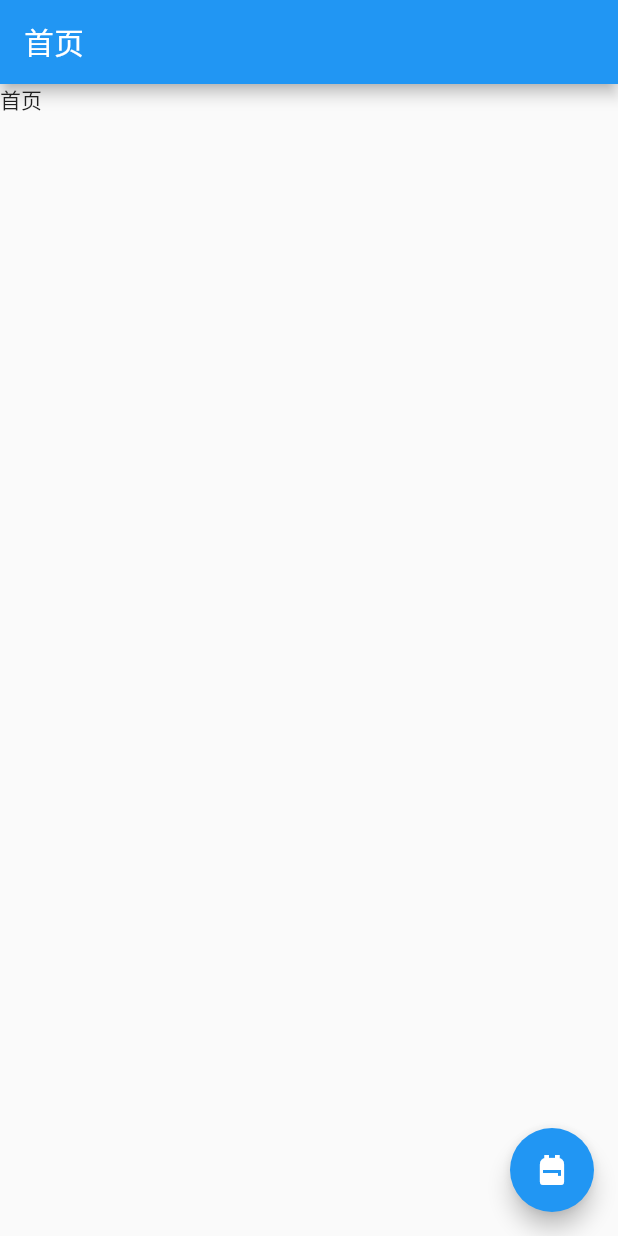
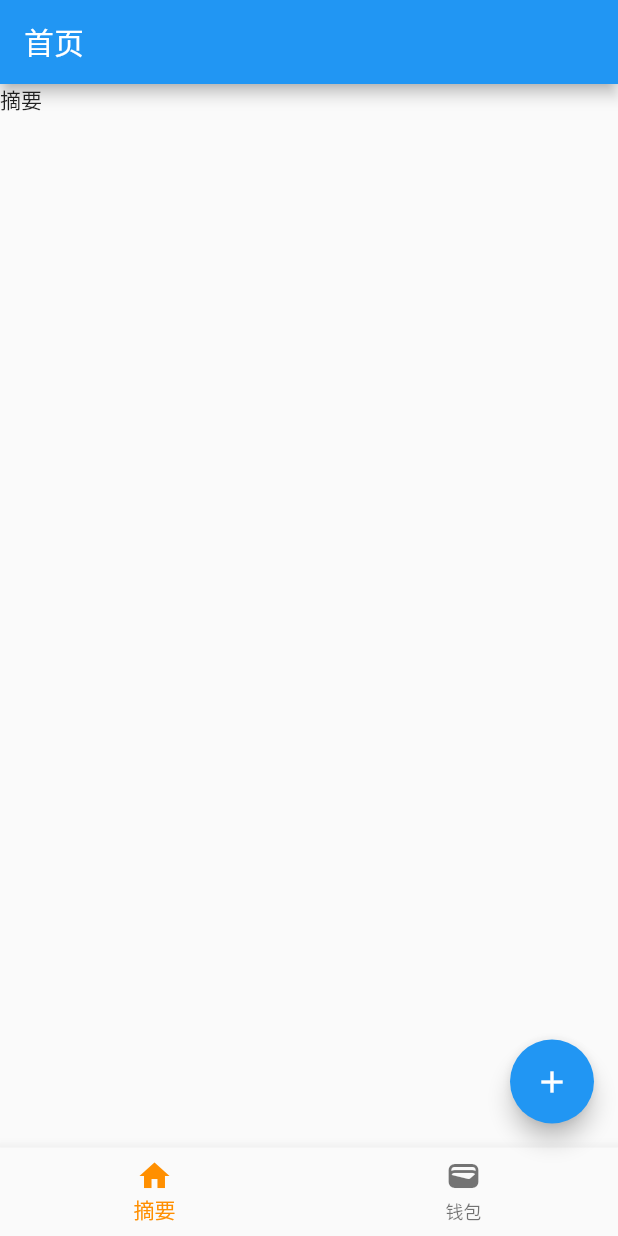
Before and after one commit to zhangrunhao/account_flutter, a Flutter app: the screen it shows after launch, on a phone screen of 412 x 824 dp. Run offline on Flutter 3.47's test engine with Material 2 defaults, Android fonts, the phone set to English and light mode, and no system bars.

Commit message:
feat: complte page

```diff
--- a/lib/main.dart
+++ b/lib/main.dart
@@ -16,7 +16,7 @@ class MyApp extends StatelessWidget {
       theme: ThemeData(
         primarySwatch: Colors.blue,
       ),
-      home: HomePage(),
+      home: const HomePage(),
     );
   }
 }
--- /dev/null
+++ b/lib/pages/home/brief_page.dart
@@ -0,0 +1,10 @@
+import 'package:flutter/material.dart';
+
+class BriefWidget extends StatelessWidget {
+  const BriefWidget({Key? key}) : super(key: key);
+
+  @override
+  Widget build(BuildContext context) {
+    return const Text("摘要");
+  }
+}
--- a/lib/pages/home/home_page.dart
+++ b/lib/pages/home/home_page.dart
@@ -1,17 +1,52 @@
+import 'package:account_flutter/pages/home/brief_page.dart';
+import 'package:account_flutter/pages/home/wallet_widget.dart';
 import 'package:account_flutter/router.dart';
 import 'package:flutter/material.dart';
 
-class HomePage extends StatelessWidget {
+class HomePage extends StatefulWidget {
+  const HomePage({Key? key}) : super(key: key);
+
+  @override
+  State<StatefulWidget> createState() {
+    return _HomePageState();
+  }
+}
+
+class _HomePageState extends State<HomePage> {
+  int _selectIndex = 0;
+  static const List<Widget> _pageWidget = <Widget>[BriefWidget(), WalletWidget()];
+
+  void _onItemTapped(int index) {
+    setState(() {
+      _selectIndex = index;
+    });
+  }
+
   @override
   Widget build(BuildContext context) {
     return Scaffold(
       appBar: AppBar(
         title: const Text("首页"),
       ),
-      body: const Text("首页"),
+      body: _pageWidget.elementAt(_selectIndex),
+      bottomNavigationBar: BottomNavigationBar(
+        items: const <BottomNavigationBarItem>[
+          BottomNavigationBarItem(
+            icon: Icon(Icons.home),
+            label: '摘要',
+          ),
+          BottomNavigationBarItem(
+            icon: Icon(Icons.wallet),
+            label: '钱包',
+          ),
+        ],
+        onTap: _onItemTapped,
+        currentIndex: _selectIndex,
+        selectedItemColor: Colors.amber[800],
+      ),
       floatingActionButton: FloatingActionButton(
-        onPressed: (() => MyRouter.push(context, "app://about")),
-        child: const Icon(Icons.backpack),
+        onPressed: (() => MyRouter.push(context, "app://trade")),
+        child: const Icon(Icons.add),
       ),
     );
   }
--- a/lib/router.dart
+++ b/lib/router.dart
@@ -1,17 +1,17 @@
-import 'package:account_flutter/pages/about/about_page.dart';
 import 'package:account_flutter/pages/home/home_page.dart';
+import 'package:account_flutter/pages/trade/trade_page.dart';
 import 'package:flutter/material.dart';
 
 class MyRouter {
   static const homePage = "app://";
-  static const aboutPage = "app://about";
+  static const tradePage = "app://trade";
 
   Widget _getPage(String url) {
     switch (url) {
       case homePage:
-        return HomePage();
-      case aboutPage:
-        return AboutPage();
+        return const HomePage();
+      case tradePage:
+        return const TradePage();
       default:
         return const Text("未匹配URL");
     }
```
Also changed, not shown: lib/pages/about/about_page.dart (deleted, +0 -13 lines), lib/pages/home/wallet_widget.dart (added, +10 -0 lines), lib/pages/trade/trade_page.dart (added, +15 -0 lines).
